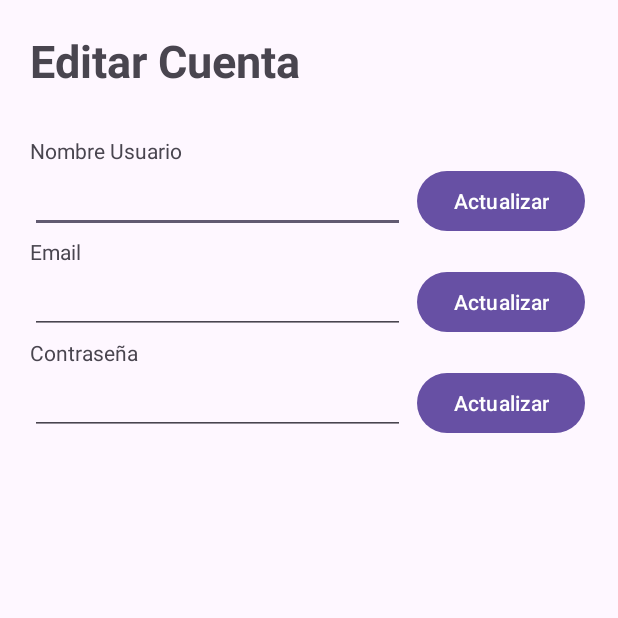
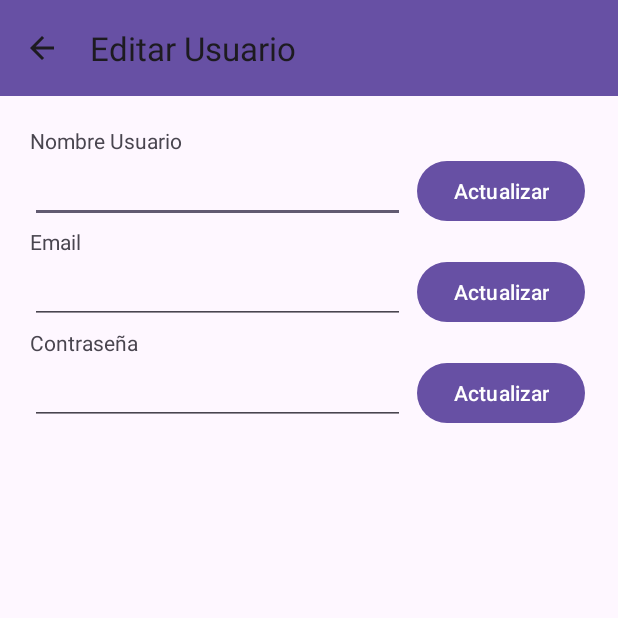
Before and after one commit to nahue02/Trabajo-Practico-Biblioteca, an Android app: the ConfiguracionActivity screen opened directly, with no data from a screen before it, on a phone screen of 412 x 824 dp, the top half of it. Run offline under Robolectric (Android 15) with nearby library versions, the phone set to English and light mode, and no system bars; our stand-ins replace Firebase (no records; nobody signed in at launch, a user with empty details on screens opened directly).

Commit message:
termine
creo

```diff
--- a/app/src/main/AndroidManifest.xml
+++ b/app/src/main/AndroidManifest.xml
@@ -37,7 +37,8 @@
         </activity>
         <activity
             android:name=".authentication.RegistroActivity"
-            android:exported="true" />
+            android:exported="true"
+            android:parentActivityName=".authentication.LoginActivity"/>
     </application>
 
 </manifest>
--- a/app/src/main/java/com/example/biblioteca/ConfiguracionActivity.kt
+++ b/app/src/main/java/com/example/biblioteca/ConfiguracionActivity.kt
@@ -31,6 +31,11 @@ class ConfiguracionActivity : AppCompatActivity() {
         binding = ActivityConfiguracionBinding.inflate(layoutInflater)
         setContentView(binding.root)
 
+        val actionBar = binding.toolbarWithBackButton
+        setSupportActionBar(actionBar)
+        supportActionBar?.title = "Editar Usuario"
+        supportActionBar?.setDisplayHomeAsUpEnabled(true)
+
         auth = Firebase.auth
         db = FirebaseDatabase.getInstance()
 
@@ -55,6 +60,7 @@ class ConfiguracionActivity : AppCompatActivity() {
                     "nombre" to nombre,
                 )
                 userRef.updateChildren(profileUpdatesDatabase)
+                mostrarMensaje("Se actualizó su nombre correctamente")
             }
         }
 
@@ -76,6 +82,7 @@ class ConfiguracionActivity : AppCompatActivity() {
                     .addOnCompleteListener { task ->
                         if (task.isSuccessful) {
                             Log.d(TAG, "User email address updated.")
+                            mostrarMensaje("Se actualizó su email correctamente")
                         }
                     }
             }
@@ -102,13 +109,13 @@ class ConfiguracionActivity : AppCompatActivity() {
                     .addOnCompleteListener { task ->
                         if (task.isSuccessful) {
                             Log.d(TAG, "User password updated.")
+                            mostrarMensaje("Se actualizó su contraseña correctamente")
                         }
                     }
             }
         }
 
     }
-
 
     private fun mostrarMensaje(mensaje: String) {
         val duration = Toast.LENGTH_SHORT
--- a/app/src/main/java/com/example/biblioteca/HomeActivity.kt
+++ b/app/src/main/java/com/example/biblioteca/HomeActivity.kt
@@ -49,7 +49,6 @@ class HomeActivity : AppCompatActivity() {
         drawerLayout.addDrawerListener(toggle)
         toggle.syncState()
 
-
         navView.setNavigationItemSelectedListener { menuItem ->
             when (menuItem.itemId) {
                 R.id.nav_item1 -> {
@@ -92,9 +91,6 @@ class HomeActivity : AppCompatActivity() {
         })
     }
 
-
-
-
     private fun irPantallaLogin() {
         val intent = Intent(this, LoginActivity::class.java)
         startActivity(intent)
--- a/app/src/main/res/layout/activity_configuracion.xml
+++ b/app/src/main/res/layout/activity_configuracion.xml
@@ -9,17 +9,22 @@
     <LinearLayout
         android:layout_width="match_parent"
         android:layout_height="match_parent"
+        android:orientation="vertical">
+
+        <androidx.appcompat.widget.Toolbar
+            android:id="@+id/toolbarWithBackButton"
+            android:layout_width="match_parent"
+            android:layout_height="?attr/actionBarSize"
+            android:background="?attr/colorPrimary"
+            android:elevation="4dp"
+            android:theme="@style/ThemeOverlay.AppCompat.ActionBar"
+            app:popupTheme="@style/ThemeOverlay.AppCompat.Light" />
+
+        <LinearLayout
+            android:layout_width="match_parent"
+            android:layout_height="match_parent"
             android:orientation="vertical"
             android:padding="20dp">
-
-        <TextView
-            android:id="@+id/textView"
-            android:layout_width="match_parent"
-            android:layout_height="wrap_content"
-            android:text="Editar Cuenta"
-            android:textStyle="bold"
-            android:textSize="30sp"
-            android:paddingBottom="30dp"/>
 
             <TextView
                 android:id="@+id/textView2"
@@ -97,4 +102,8 @@
 
 
         </LinearLayout>
+
+    </LinearLayout>
+
+
 </androidx.constraintlayout.widget.ConstraintLayout>
--- a/app/src/main/res/layout/activity_home.xml
+++ b/app/src/main/res/layout/activity_home.xml
@@ -6,13 +6,11 @@
     android:layout_width="match_parent"
     android:layout_height="match_parent"
     tools:context=".HomeActivity">
-    <!-- Contenido principal -->
     <LinearLayout
         android:layout_width="match_parent"
         android:layout_height="match_parent"
         android:orientation="vertical">
 
-        <!-- Barra de acción -->
         <androidx.appcompat.widget.Toolbar
             android:id="@+id/toolbar"
             android:layout_width="match_parent"
@@ -22,7 +20,6 @@
             android:theme="@style/ThemeOverlay.AppCompat.ActionBar"
             app:popupTheme="@style/ThemeOverlay.AppCompat.Light" />
 
-        <!-- Contenido principal de la actividad -->
         <LinearLayout
             android:layout_width="match_parent"
             android:layout_height="match_parent"
@@ -45,7 +42,6 @@
 
     </LinearLayout>
 
-    <!-- Navigation Drawer -->
     <com.google.android.material.navigation.NavigationView
         android:id="@+id/nav_view"
         android:layout_width="wrap_content"
--- a/app/src/main/res/values/themes.xml
+++ b/app/src/main/res/values/themes.xml
@@ -5,5 +5,6 @@
         <!-- <item name="colorPrimary">@color/my_light_primary</item> -->
     </style>
 
-    <style name="Theme.Biblioteca" parent="Base.Theme.Biblioteca" />
+    <style name="Theme.Biblioteca" parent="Base.Theme.Biblioteca"
+        />
 </resources>
```
Also changed, not shown: app/src/main/java/com/example/biblioteca/PerfilActivity.kt (+8 -10 lines), app/src/main/java/com/example/biblioteca/authentication/RegistroActivity.kt (+7 -0 lines), app/src/main/res/layout/activity_login.xml (+9 -0 lines), app/src/main/res/layout/activity_perfil.xml (+50 -6 lines), app/src/main/res/layout/activity_registro.xml (+17 -0 lines). Lines whose indentation alone changed are shown as unchanged.
